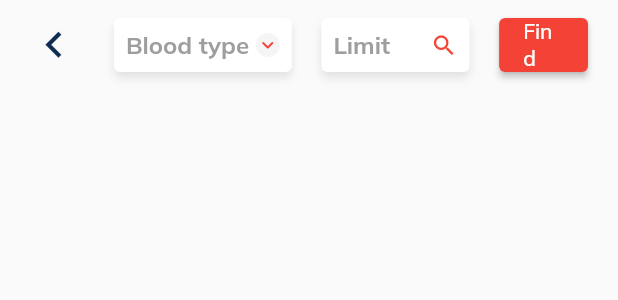
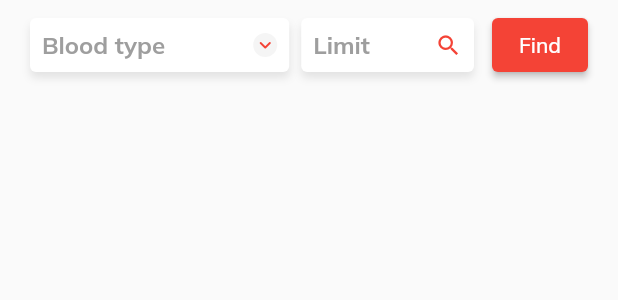
Before and after one commit to dscdut/bloodbond, a Flutter app: the MapAppBar widget shown alone on an empty page, opened directly, on a phone screen of 412 x 824 dp. Shown: the top 300 px of the screen. Run offline on Flutter 3.47's test engine with Material 2 defaults, Android fonts, the phone set to English and light mode, and no system bars; our stand-ins replace bloc, carousel_slider, dio, dropdown_button2, easy_localization, equatable and 12 more; missing offline and left inert: google_maps_flutter_android, google_maps_flutter_platform_interface; accounts and stored records are empty.

Commit message:
fix: map

```diff
--- a/mobile/config.json
+++ b/mobile/config.json
@@ -1,3 +1,7 @@
 {
-  "BASE_URL": ""
+  "BASE_URL": "",
+  "API_KEY": "",
+  "NETWORK": "",
+  "NFT_ADDRESS": "",
+  "GOOGLE_MAPS_API_KEY": ""
 }
--- a/mobile/lib/common/widgets/common_app_bar.widget.dart
+++ b/mobile/lib/common/widgets/common_app_bar.widget.dart
@@ -54,6 +54,7 @@ class CommonAppBar extends StatelessWidget implements PreferredSizeWidget {
       centerTitle: isCenterTitle,
       backgroundColor: backgroundColor,
       elevation: elevation,
+
       toolbarHeight: toolbarHeight,
       titleSpacing: titleSpacing,
       titleTextStyle: TextStyles.mediumText.copyWith(
--- a/mobile/lib/features/map/widgets/map_app_bar.widget.dart
+++ b/mobile/lib/features/map/widgets/map_app_bar.widget.dart
@@ -34,10 +34,12 @@ class _MapAppBarState extends State<MapAppBar> {
   Widget build(BuildContext context) {
     return CommonAppBar(
       toolbarHeight: widget.toolbarHeight,
+      leadingWidth: 0,
+      leading: const SizedBox(),
       title: Row(
         children: [
           Expanded(
-            flex: 6,
+            flex: 3,
             child: Container(
               height: 36,
               padding: const EdgeInsets.symmetric(horizontal: 8),
@@ -96,9 +98,9 @@ class _MapAppBarState extends State<MapAppBar> {
               ),
             ),
           ),
-          const Spacer(),
+          const SizedBox(width: 8),
           Expanded(
-            flex: 5,
+            flex: 2,
             child: Container(
               height: 36,
               padding: const EdgeInsets.symmetric(horizontal: 8),
@@ -134,16 +136,13 @@ class _MapAppBarState extends State<MapAppBar> {
               ),
             ),
           ),
-          const Spacer(),
-          Expanded(
-            flex: 3,
-            child: ElevatedButton(
-              onPressed: () {},
-              style: ButtonStyle(
-                backgroundColor: MaterialStateProperty.all(Colors.red),
-              ),
-              child: const Text('Find'),
+          const SizedBox(width: 12),
+          ElevatedButton(
+            onPressed: () {},
+            style: ButtonStyle(
+              backgroundColor: MaterialStateProperty.all(Colors.red),
             ),
+            child: const Text('Find'),
           )
         ],
       ),
```
Also changed, not shown: 1 other file.
